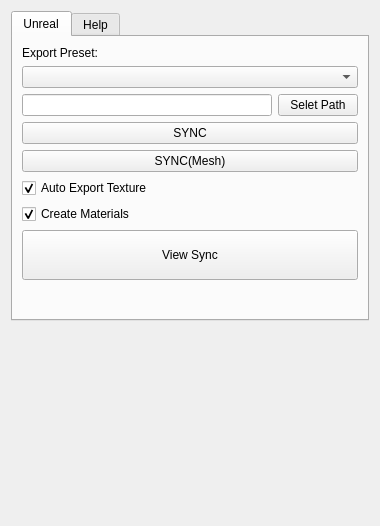
Before: the Qt Designer form sp_sync_ui.ui in yangskin/SPsync, drawn with Qt 5.
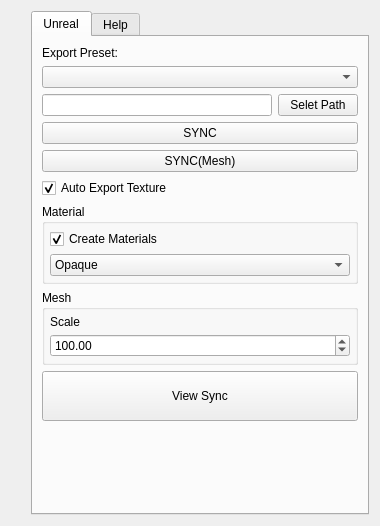
After: the same form once the commit is applied.

Diff of the .ui file:
```diff
--- a/sp_sync_ui.ui
+++ b/sp_sync_ui.ui
@@ -17,7 +17,27 @@
    <string>SPsync</string>
   </property>
   <layout class="QGridLayout" name="gridLayout_2">
-   <item row="1" column="0">
+   <item row="0" column="0">
+    <layout class="QHBoxLayout" name="horizontalLayout_2">
+     <property name="topMargin">
+      <number>0</number>
+     </property>
+    </layout>
+   </item>
+   <item row="2" column="0">
+    <spacer name="verticalSpacer">
+     <property name="orientation">
+      <enum>Qt::Orientation::Vertical</enum>
+     </property>
+     <property name="sizeHint" stdset="0">
+      <size>
+       <width>20</width>
+       <height>206</height>
+      </size>
+     </property>
+    </spacer>
+   </item>
+   <item row="2" column="1">
     <widget class="QTabWidget" name="tabWidget">
      <property name="enabled">
       <bool>true</bool>
@@ -131,13 +151,103 @@
         </widget>
        </item>
        <item>
-        <widget class="QCheckBox" name="create_material">
-         <property name="text">
-          <string>Create Materials</string>
-         </property>
-         <property name="checked">
+        <widget class="QGroupBox" name="groupBox">
+         <property name="enabled">
           <bool>true</bool>
          </property>
+         <property name="title">
+          <string>Material</string>
+         </property>
+         <layout class="QVBoxLayout" name="verticalLayout_3">
+          <property name="spacing">
+           <number>5</number>
+          </property>
+          <property name="leftMargin">
+           <number>5</number>
+          </property>
+          <property name="topMargin">
+           <number>5</number>
+          </property>
+          <property name="rightMargin">
+           <number>5</number>
+          </property>
+          <property name="bottomMargin">
+           <number>5</number>
+          </property>
+          <item>
+           <widget class="QCheckBox" name="create_material">
+            <property name="text">
+             <string>Create Materials</string>
+            </property>
+            <property name="checked">
+             <bool>true</bool>
+            </property>
+           </widget>
+          </item>
+          <item>
+           <widget class="QComboBox" name="material_type">
+            <item>
+             <property name="text">
+              <string>Opaque</string>
+             </property>
+            </item>
+            <item>
+             <property name="text">
+              <string>Masked</string>
+             </property>
+            </item>
+            <item>
+             <property name="text">
+              <string>Translucent</string>
+             </property>
+            </item>
+           </widget>
+          </item>
+         </layout>
+        </widget>
+       </item>
+       <item>
+        <widget class="QGroupBox" name="groupBox_2">
+         <property name="title">
+          <string>Mesh</string>
+         </property>
+         <layout class="QVBoxLayout" name="verticalLayout_4">
+          <property name="spacing">
+           <number>5</number>
+          </property>
+          <property name="leftMargin">
+           <number>5</number>
+          </property>
+          <property name="topMargin">
+           <number>5</number>
+          </property>
+          <property name="rightMargin">
+           <number>5</number>
+          </property>
+          <property name="bottomMargin">
+           <number>5</number>
+          </property>
+          <item>
+           <widget class="QLabel" name="label_2">
+            <property name="text">
+             <string>Scale</string>
+            </property>
+           </widget>
+          </item>
+          <item>
+           <widget class="QDoubleSpinBox" name="mesh_scale">
+            <property name="maximum">
+             <double>99999.899999999994179</double>
+            </property>
+            <property name="singleStep">
+             <double>0.100000000000000</double>
+            </property>
+            <property name="value">
+             <double>100.000000000000000</double>
+            </property>
+           </widget>
+          </item>
+         </layout>
         </widget>
        </item>
        <item>
```
Left out of the diff: 41 changed lines with no effect on the pictures.
